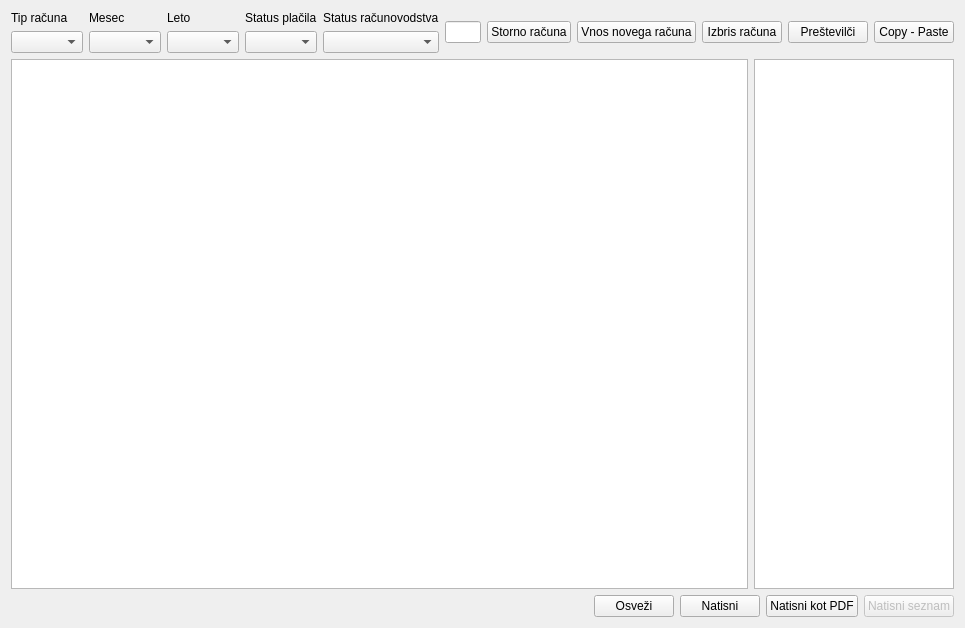
bubi-luka/BubiRacun, file wid_racuni.ui: the form before one commit.
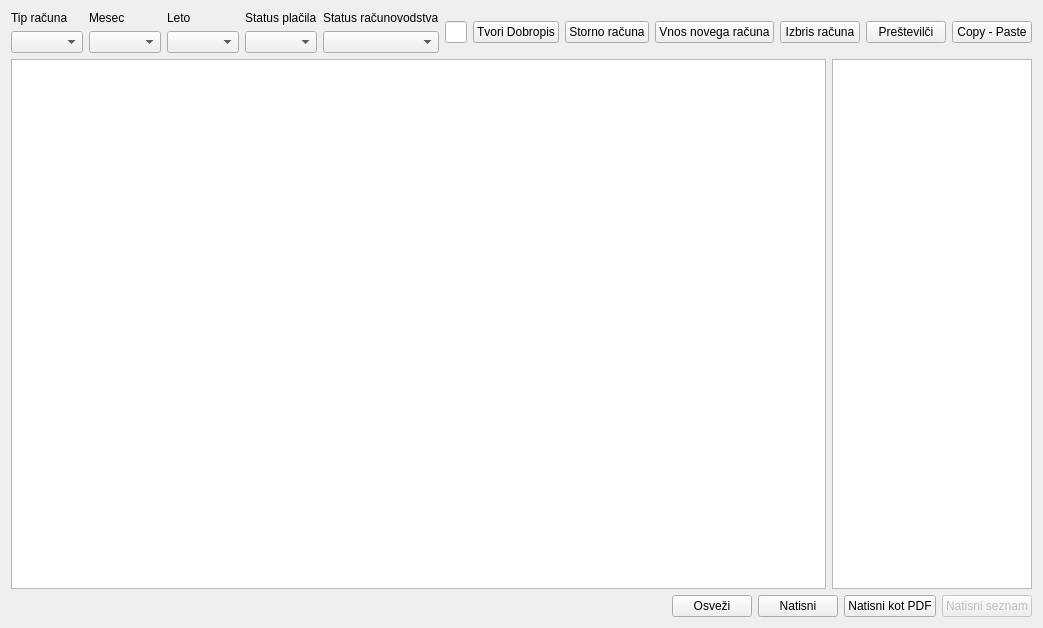
The form after the commit.

Commit message:
PRIREJANJE PRIKAZA RAČUNOV, DA DELUJE S DOBROPISI
#132

```diff
--- a/wid_racuni.ui
+++ b/wid_racuni.ui
@@ -9,7 +9,7 @@
    <rect>
     <x>0</x>
     <y>0</y>
-    <width>965</width>
+    <width>990</width>
     <height>628</height>
    </rect>
   </property>
@@ -102,6 +102,13 @@
        </property>
       </spacer>
      </item>
+     <item>
+      <widget class="QPushButton" name="btn_dobropis">
+       <property name="text">
+        <string>Tvori Dobropis</string>
+       </property>
+      </widget>
+     </item>
      <item>
       <widget class="QPushButton" name="btn_storno">
        <property name="text">
```
The commit also changes 2 other files.
